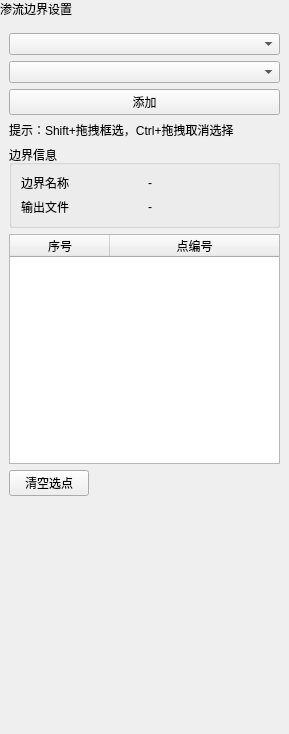
Old version of the form plugins/Base_Slover/SeepageBoundaryPage.ui in the repository asd977/base_cae.
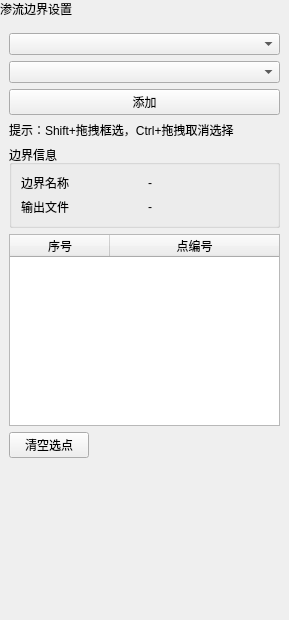
New version of the form. Custom widgets are drawn as their Qt base class.

```diff
--- a/plugins/Base_Slover/SeepageBoundaryPage.ui
+++ b/plugins/Base_Slover/SeepageBoundaryPage.ui
@@ -7,7 +7,7 @@
     <x>0</x>
     <y>0</y>
     <width>289</width>
-    <height>734</height>
+    <height>620</height>
    </rect>
   </property>
   <property name="windowTitle">
@@ -174,8 +174,14 @@
        </column>
        <property name="minimumSize">
         <size>
-         <width>10</width>
-         <height>0</height>
+         <width>0</width>
+         <height>160</height>
+        </size>
+       </property>
+       <property name="maximumSize">
+        <size>
+         <width>16777215</width>
+         <height>260</height>
         </size>
        </property>
       </widget>
```
Left out of the diff: 3 changed lines with no effect on the pictures.
